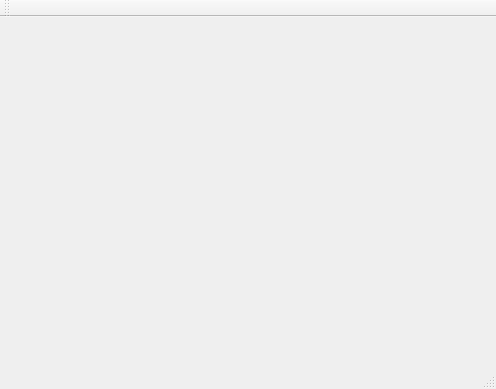
First picture: the form in mainwindowcr.ui, repository jixinle/QtOnLineChatRoom, before the edit.
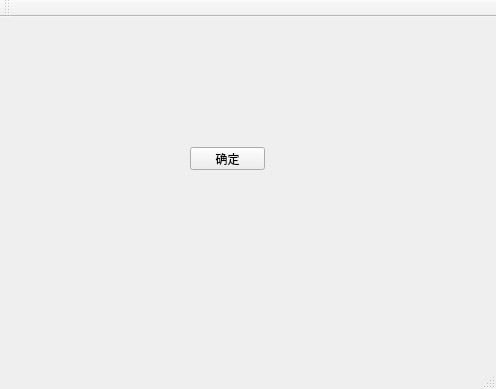
Second picture: the form after the edit.

Commit message: * 修改 “确定”按钮位置

```diff
--- a/mainwindowcr.ui
+++ b/mainwindowcr.ui
@@ -13,7 +13,21 @@
   <property name="windowTitle">
    <string>mainWindowCR</string>
   </property>
-  <widget class="QWidget" name="centralWidget"/>
+  <widget class="QWidget" name="centralWidget">
+   <widget class="QPushButton" name="pushButton">
+    <property name="geometry">
+     <rect>
+      <x>190</x>
+      <y>130</y>
+      <width>75</width>
+      <height>23</height>
+     </rect>
+    </property>
+    <property name="text">
+     <string>确定</string>
+    </property>
+   </widget>
+  </widget>
   <widget class="QMenuBar" name="menuBar">
    <property name="geometry">
     <rect>
```
